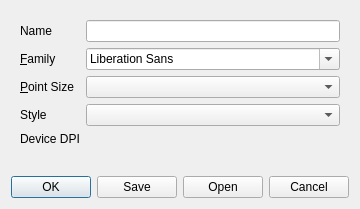
Before: the Qt Designer form src/designer/src/components/formeditor/deviceprofiledialog.ui in qt/qttools, drawn with Qt 5.
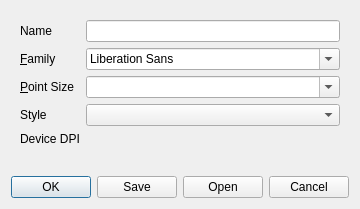
After: the same form once the commit is applied. Custom widgets are drawn as their Qt base class.

Commit message:
Qt Designer: Make font point size combo in Device Profile dialog editable
The box was populated using QFontDatabase::standardSizes(), which
varies by platform.

Task-number: QTBUG-70430

What changed in the file:
```diff
--- a/src/designer/src/components/formeditor/deviceprofiledialog.ui
+++ b/src/designer/src/components/formeditor/deviceprofiledialog.ui
@@ -38,7 +38,11 @@
        </widget>
       </item>
       <item row="2" column="1">
-       <widget class="QComboBox" name="m_systemFontSizeCombo"/>
+       <widget class="QComboBox" name="m_systemFontSizeCombo">
+        <property name="editable">
+         <bool>true</bool>
+        </property>
+       </widget>
       </item>
       <item row="3" column="0">
        <widget class="QLabel" name="m_styleLabel">
```
The commit also changes 1 other file.
